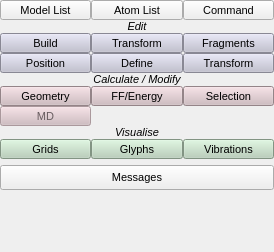
Qt form branches/nugui/src/gui/toolbox.ui (trisyoungs/aten) before a commit.
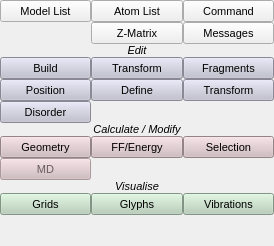
The same form after that commit. Icons and pictures are not drawn.

Commit message: Tweaked layout of ToolBox widget slightly. Made lots of public widget members of AtenForm private, and added associated functions. Added ZMatrix and Disorder buttons to ToolBox widget and tweaked layout, button heights etc. Removed a pile of fluff from GUI files, namely empty destructors and functions. Added Disorder dock widget. Added TProcess class, based on QProcess, to handle execution of external programs more effectively. Changed MOPAC execution to use TProcess.

What changed in the file:
```diff
--- a/branches/nugui/src/gui/toolbox.ui
+++ b/branches/nugui/src/gui/toolbox.ui
@@ -7,11 +7,11 @@
     <x>0</x>
     <y>0</y>
     <width>274</width>
-    <height>252</height>
+    <height>246</height>
    </rect>
   </property>
   <property name="sizePolicy">
-   <sizepolicy hsizetype="Minimum" vsizetype="Minimum">
+   <sizepolicy hsizetype="Minimum" vsizetype="Expanding">
     <horstretch>0</horstretch>
     <verstretch>0</verstretch>
    </sizepolicy>
@@ -19,7 +19,7 @@
   <property name="minimumSize">
    <size>
     <width>274</width>
-    <height>252</height>
+    <height>246</height>
    </size>
   </property>
   <property name="font">
@@ -52,11 +52,17 @@
       <item row="1" column="1">
        <widget class="QToolButton" name="AtomListButton">
         <property name="sizePolicy">
-         <sizepolicy hsizetype="Minimum" vsizetype="Fixed">
+         <sizepolicy hsizetype="Expanding" vsizetype="Fixed">
           <horstretch>0</horstretch>
           <verstretch>0</verstretch>
          </sizepolicy>
         </property>
+        <property name="minimumSize">
+         <size>
+          <width>0</width>
+          <height>22</height>
+         </size>
+        </property>
         <property name="text">
          <string>Atom List</string>
         </property>
@@ -81,11 +87,17 @@
       <item row="1" column="0">
        <widget class="QToolButton" name="ModelListButton">
         <property name="sizePolicy">
-         <sizepolicy hsizetype="Minimum" vsizetype="Fixed">
+         <sizepolicy hsizetype="Expanding" vsizetype="Fixed">
           <horstretch>0</horstretch>
           <verstretch>0</verstretch>
          </sizepolicy>
         </property>
+        <property name="minimumSize">
+         <size>
+          <width>0</width>
+          <height>22</height>
+         </size>
+        </property>
         <property name="text">
          <string>Model List</string>
         </property>
@@ -107,8 +119,8 @@
         </property>
        </widget>
       </item>
-      <item row="3" column="0" colspan="3">
-       <widget class="QLabel" name="label">
+      <item row="4" column="0" colspan="3">
+       <widget class="QLabel" name="EditLabel">
         <property name="font">
          <font>
           <pointsize>8</pointsize>
@@ -125,14 +137,20 @@
         </property>
        </widget>
       </item>
-      <item row="4" column="0">
+      <item row="5" column="0">
        <widget class="QToolButton" name="BuildButton">
         <property name="sizePolicy">
-         <sizepolicy hsizetype="Minimum" vsizetype="Fixed">
+         <sizepolicy hsizetype="Expanding" vsizetype="Fixed">
           <horstretch>0</horstretch>
           <verstretch>0</verstretch>
          </sizepolicy>
         </property>
+        <property name="minimumSize">
+         <size>
+          <width>0</width>
+          <height>22</height>
+         </size>
+        </property>
         <property name="palette">
          <palette>
           <active>
@@ -569,14 +587,20 @@
         </property>
        </widget>
       </item>
-      <item row="5" column="0">
+      <item row="6" column="0">
        <widget class="QToolButton" name="PositionButton">
         <property name="sizePolicy">
-         <sizepolicy hsizetype="Minimum" vsizetype="Fixed">
+         <sizepolicy hsizetype="Expanding" vsizetype="Fixed">
           <horstretch>0</horstretch>
           <verstretch>0</verstretch>
          </sizepolicy>
         </property>
+        <property name="minimumSize">
+         <size>
+          <width>0</width>
+          <height>22</height>
+         </size>
+        </property>
         <property name="palette">
          <palette>
           <active>
@@ -1013,8 +1037,8 @@
         </property>
        </widget>
       </item>
-      <item row="9" column="0" colspan="3">
-       <widget class="QLabel" name="label_3">
+      <item row="11" column="0" colspan="3">
+       <widget class="QLabel" name="VisualiseLabel">
         <property name="font">
          <font>
           <pointsize>8</pointsize>
@@ -1031,14 +1055,20 @@
         </property>
        </widget>
       </item>
-      <item row="10" column="0">
+      <item row="12" column="0">
        <widget class="QToolButton" name="GridsButton">
         <property name="sizePolicy">
-         <sizepolicy hsizetype="Minimum" vsizetype="Fixed">
+         <sizepolicy hsizetype="Expanding" vsizetype="Fixed">
           <horstretch>0</horstretch>
           <verstretch>0</verstretch>
          </sizepolicy>
         </property>
+        <property name="minimumSize">
+         <size>
+          <width>0</width>
+          <height>22</height>
+         </size>
+        </property>
         <property name="palette">
          <palette>
           <active>
@@ -1475,14 +1505,20 @@
         </property>
        </widget>
       </item>
-      <item row="10" column="1">
+      <item row="12" column="1">
        <widget class="QToolButton" name="GlyphsButton">
         <property name="sizePolicy">
-         <sizepolicy hsizetype="Minimum" vsizetype="Fixed">
+         <sizepolicy hsizetype="Expanding" vsizetype="Fixed">
           <horstretch>0</horstretch>
           <verstretch>0</verstretch>
          </sizepolicy>
         </property>
+        <property name="minimumSize">
+         <size>
+          <width>0</width>
+          <height>22</height>
+         </size>
+        </property>
         <property name="palette">
          <palette>
           <active>
@@ -1922,11 +1958,17 @@
       <item row="1" column="2">
        <widget class="QToolButton" name="CommandButton">
         <property name="sizePolicy">
-         <sizepolicy hsizetype="Minimum" vsizetype="Fixed">
+         <sizepolicy hsizetype="Expanding" vsizetype="Fixed">
           <horstretch>0</horstretch>
           <verstretch>0</verstretch>
          </sizepolicy>
         </property>
+        <property name="minimumSize">
+         <size>
+          <width>0</width>
+          <height>22</height>
+         </size>
+        </property>
         <property name="text">
          <string>Command</string>
         </property>
@@ -1948,14 +1990,20 @@
         </property>
        </widget>
       </item>
-      <item row="4" column="2">
+      <item row="5" column="2">
        <widget class="QToolButton" name="FragmentsButton">
         <property name="sizePolicy">
-         <sizepolicy hsizetype="Minimum" vsizetype="Fixed">
+         <sizepolicy hsizetype="Expanding" vsizetype="Fixed">
           <horstretch>0</horstretch>
           <verstretch>0</verstretch>
          </sizepolicy>
         </property>
+        <property name="minimumSize">
+         <size>
+          <width>0</width>
+          <height>22</height>
+         </size>
+        </property>
         <property name="palette">
          <palette>
           <active>
@@ -2392,14 +2440,20 @@
         </property>
        </widget>
       </item>
-      <item row="4" column="1">
+      <item row="5" column="1">
        <widget class="QToolButton" name="TransformButton">
         <property name="sizePolicy">
-         <sizepolicy hsizetype="Minimum" vsizetype="Fixed">
+         <sizepolicy hsizetype="Expanding" vsizetype="Fixed">
           <horstretch>0</horstretch>
           <verstretch>0</verstretch>
          </sizepolicy>
         </property>
+        <property name="minimumSize">
+         <size>
+          <width>0</width>
+          <height>22</height>
+         </size>
+        </property>
         <property name="palette">
          <palette>
           <active>
@@ -2836,14 +2890,20 @@
         </property>
        </widget>
       </item>
-      <item row="5" column="1">
+      <item row="6" column="1">
        <widget class="QToolButton" name="CellDefinitionButton">
         <property name="sizePolicy">
-         <sizepolicy hsizetype="Minimum" vsizetype="Fixed">
+         <sizepolicy hsizetype="Expanding" vsizetype="Fixed">
           <horstretch>0</horstretch>
           <verstretch>0</verstretch>
          </sizepolicy>
         </property>
+        <property name="minimumSize">
+         <size>
+          <width>0</width>
+          <height>22</height>
+         </size>
+        </property>
         <property name="palette">
          <palette>
           <active>
@@ -3280,14 +3340,20 @@
         </property>
        </widget>
       </item>
-      <item row="5" column="2">
+      <item row="6" column="2">
        <widget class="QToolButton" name="CellTransformButton">
         <property name="sizePolicy">
-         <sizepolicy hsizetype="Minimum" vsizetype="Fixed">
+         <sizepolicy hsizetype="Expanding" vsizetype="Fixed">
           <horstretch>0</horstretch>
           <verstretch>0</verstretch>
          </sizepolicy>
         </property>
+        <property name="minimumSize">
+         <size>
+          <width>0</width>
+          <height>22</height>
+         </size>
+        </property>
         <property name="palette">
          <palette>
           <active>
@@ -3724,14 +3790,20 @@
         </property>
        </widget>
       </item>
-      <item row="10" column="2">
+      <item row="12" column="2">
        <widget class="QToolButton" name="VibrationsButton">
         <property name="sizePolicy">
-         <sizepolicy hsizetype="Minimum" vsizetype="Fixed">
+         <sizepolicy hsizetype="Expanding" vsizetype="Fixed">
           <horstretch>0</horstretch>
           <verstretch>0</verstretch>
          </sizepolicy>
         </property>
+        <property name="minimumSize">
+         <size>
+          <width>0</width>
+          <height>22</height>
+         </size>
+        </property>
         <property name="palette">
          <palette>
           <active>
@@ -4168,8 +4240,8 @@
         </property>
        </widget>
       </item>
-      <item row="6" column="0" colspan="3">
-       <widget class="QLabel" name="label_4">
+      <item row="8" column="0" colspan="3">
+       <widget class="QLabel" name="CalcModifyLabel">
         <property name="font">
          <font>
           <pointsize>8</pointsize>
@@ -4186,14 +4258,20 @@
         </property>
        </widget>
       </item>
-      <item row="7" column="0">
+      <item row="9" column="0">
        <widget class="QToolButton" name="GeometryButton">
         <property name="sizePolicy">
-         <sizepolicy hsizetype="Minimum" vsizetype="Fixed">
+         <sizepolicy hsizetype="Expanding" vsizetype="Fixed">
           <horstretch>0</horstretch>
           <verstretch>0</verstretch>
          </sizepolicy>
         </property>
+        <property name="minimumSize">
+         <size>
+          <width>0</width>
+          <height>22</height>
+         </size>
+        </property>
         <property name="palette">
          <palette>
           <active>
@@ -4630,14 +4708,20 @@
         </property>
        </widget>
       </item>
-      <item row="7" column="1">
+      <item row="9" column="1">
        <widget class="QToolButton" name="ForcefieldsButton">
         <property name="sizePolicy">
-         <sizepolicy hsizetype="Minimum" vsizetype="Fixed">
+         <sizepolicy hsizetype="Expanding" vsizetype="Fixed">
           <horstretch>0</horstretch>
           <verstretch>0</verstretch>
          </sizepolicy>
         </property>
+        <property name="minimumSize">
+         <size>
+          <width>0</width>
+          <height>22</height>
+         </size>
+        </property>
         <property name="palette">
          <palette>
           <active>
@@ -5074,14 +5158,20 @@
         </property>
        </widget>
       </item>
-      <item row="7" column="2">
+      <item row="9" column="2">
        <widget class="QToolButton" name="SelectButton">
         <property name="sizePolicy">
-         <sizepolicy hsizetype="Minimum" vsizetype="Fixed">
+         <sizepolicy hsizetype="Expanding" vsizetype="Fixed">
           <horstretch>0</horstretch>
           <verstretch>0</verstretch>
          </sizepolicy>
         </property>
+        <property name="minimumSize">
+         <size>
+          <width>0</width>
+          <height>22</height>
+         </size>
+        </property>
         <property name="palette">
          <palette>
           <active>
@@ -5518,17 +5608,23 @@
         </property>
        </widget>
       </item>
-      <item row="8" column="0">
+      <item row="10" column="0">
        <widget class="QToolButton" name="MDButton">
         <property name="enabled">
          <bool>false</bool>
         </property>
         <property name="sizePolicy">
-         <sizepolicy hsizetype="Minimum" vsizetype="Fixed">
+         <sizepolicy hsizetype="Expanding" vsizetype="Fixed">
           <horstretch>0</horstretch>
           <verstretch>0</verstretch>
          </sizepolicy>
         </property>
+        <property name="minimumSize">
+         <size>
+          <width>0</width>
+          <height>22</height>
+         </size>
+        </property>
         <property name="palette">
          <palette>
           <active>
@@ -5965,43 +6061,534 @@
         </property>
        </widget>
       </item>
+      <item row="2" column="1">
+       <widget class="QToolButton" name="ZMatrixButton">
+        <property name="sizePolicy">
+         <sizepolicy hsizetype="Expanding" vsizetype="Fixed">
+          <horstretch>0</horstretch>
+          <verstretch>0</verstretch>
+         </sizepolicy>
+        </property>
+        <property name="minimumSize">
+         <size>
+          <width>0</width>
+          <height>22</height>
+         </size>
+        </property>
+        <property name="text">
+         <string>Z-Matrix</string>
+        </property>
+        <property name="icon">
+         <iconset resource="icons.qrc">
+          <normaloff>:/stackicons/icons/stack_zmatrix.svg</normaloff>:/stackicons/icons/stack_zmatrix.svg</iconset>
+        </property>
+        <property name="iconSize">
+         <size>
+          <width>16</width>
+          <height>16</height>
+         </size>
+        </property>
+        <property name="checkable">
+         <bool>true</bool>
+        </property>
+        <property name="toolButtonStyle">
+         <enum>Qt::ToolButtonTextBesideIcon</enum>
+        </property>
+       </widget>
+      </item>
+      <item row="2" column="2">
+       <widget class="QToolButton" name="MessagesButton">
+        <property name="sizePolicy">
+         <sizepolicy hsizetype="Expanding" vsizetype="Fixed">
+          <horstretch>0</horstretch>
+          <verstretch>0</verstretch>
+         </sizepolicy>
+        </property>
+        <property name="minimumSize">
+         <size>
+          <width>0</width>
+          <height>22</height>
+         </size>
+        </property>
+        <property name="maximumSize">
+         <size>
+          <width>16777215</width>
+          <height>16777215</height>
+         </size>
+        </property>
+        <property name="text">
+         <string>Messages</string>
+        </property>
+        <property name="iconSize">
+         <size>
+          <width>16</width>
+          <height>16</height>
+         </size>
+        </property>
+        <property name="checkable">
+         <bool>true</bool>
+        </property>
+       </widget>
+      </item>
+      <item row="7" column="0">
+       <widget class="QToolButton" name="DisorderButton">
+        <property name="sizePolicy">
+         <sizepolicy hsizetype="Expanding" vsizetype="Fixed">
+          <horstretch>0</horstretch>
+          <verstretch>0</verstretch>
+         </sizepolicy>
+        </property>
+        <property name="minimumSize">
+         <size>
+          <width>0</width>
+          <height>22</height>
+         </size>
+        </property>
+        <property name="palette">
+         <palette>
+          <active>
+           <colorrole role="WindowText">
+            <brush brushstyle="SolidPattern">
+             <color alpha="255">
+              <red>0</red>
+              <green>0</green>
+              <blue>0</blue>
+             </color>
+            </brush>
+           </colorrole>
+           <colorrole role="Button">
+            <brush brushstyle="SolidPattern">
+             <color alpha="255">
+              <red>192</red>
+              <green>191</green>
+              <blue>207</blue>
+             </color>
+            </brush>
+           </colorrole>
+           <colorrole role="Light">
+            <brush brushstyle="SolidPattern">
+             <color alpha="255">
+              <red>255</red>
+              <green>255</green>
+              <blue>255</blue>
+             </color>
+            </brush>
+           </colorrole>
+           <colorrole role="Midlight">
+            <brush brushstyle="SolidPattern">
+             <color alpha="255">
+              <red>223</red>
+              <green>223</green>
+              <blue>231</blue>
+             </color>
+            </brush>
+           </colorrole>
+           <colorrole role="Dark">
+            <brush brushstyle="SolidPattern">
+             <color alpha="255">
+              <red>96</red>
+              <green>95</green>
+              <blue>103</blue>
+             </color>
+            </brush>
+           </colorrole>
+           <colorrole role="Mid">
+            <brush brushstyle="SolidPattern">
+             <color alpha="255">
+              <red>128</red>
+              <green>127</green>
+              <blue>138</blue>
+             </color>
+            </brush>
+           </colorrole>
+           <colorrole role="Text">
+            <brush brushstyle="SolidPattern">
+             <color alpha="255">
+              <red>0</red>
+              <green>0</green>
+              <blue>0</blue>
+             </color>
+            </brush>
+           </colorrole>
+           <colorrole role="BrightText">
+            <brush brushstyle="SolidPattern">
+             <color alpha="255">
+              <red>255</red>
+              <green>255</green>
+              <blue>255</blue>
+             </color>
+            </brush>
+           </colorrole>
+           <colorrole role="ButtonText">
+            <brush brushstyle="SolidPattern">
+             <color alpha="255">
+              <red>0</red>
+              <green>0</green>
+              <blue>0</blue>
+             </color>
+            </brush>
+           </colorrole>
+           <colorrole role="Base">
+            <brush brushstyle="SolidPattern">
+             <color alpha="255">
+              <red>255</red>
+              <green>255</green>
+              <blue>255</blue>
+             </color>
+            </brush>
+           </colorrole>
+           <colorrole role="Window">
+            <brush brushstyle="SolidPattern">
+             <color alpha="255">
+              <red>192</red>
+              <green>191</green>
+              <blue>207</blue>
+             </color>
+            </brush>
+           </colorrole>
+           <colorrole role="Shadow">
+            <brush brushstyle="SolidPattern">
+             <color alpha="255">
+              <red>0</red>
+              <green>0</green>
+              <blue>0</blue>
+             </color>
+            </brush>
+           </colorrole>
+           <colorrole role="AlternateBase">
+            <brush brushstyle="SolidPattern">
+             <color alpha="255">
+              <red>223</red>
+              <green>223</green>
+              <blue>231</blue>
+             </color>
+            </brush>
+           </colorrole>
+           <colorrole role="ToolTipBase">
+            <brush brushstyle="SolidPattern">
+             <color alpha="255">
+              <red>255</red>
+              <green>255</green>
+              <blue>220</blue>
+             </color>
+            </brush>
+           </colorrole>
+           <colorrole role="ToolTipText">
+            <brush brushstyle="SolidPattern">
+             <color alpha="255">
+              <red>0</red>
+              <green>0</green>
+              <blue>0</blue>
+             </color>
+            </brush>
+           </colorrole>
+          </active>
+          <inactive>
+           <colorrole role="WindowText">
+            <brush brushstyle="SolidPattern">
+             <color alpha="255">
+              <red>0</red>
+              <green>0</green>
+              <blue>0</blue>
+             </color>
+            </brush>
+           </colorrole>
+           <colorrole role="Button">
+            <brush brushstyle="SolidPattern">
+             <color alpha="255">
+              <red>192</red>
+              <green>191</green>
+              <blue>207</blue>
+             </color>
+            </brush>
+           </colorrole>
+           <colorrole role="Light">
+            <brush brushstyle="SolidPattern">
+             <color alpha="255">
+              <red>255</red>
+              <green>255</green>
+              <blue>255</blue>
+             </color>
+            </brush>
+           </colorrole>
+           <colorrole role="Midlight">
+            <brush brushstyle="SolidPattern">
+             <color alpha="255">
+              <red>223</red>
+              <green>223</green>
+              <blue>231</blue>
+             </color>
+            </brush>
+           </colorrole>
+           <colorrole role="Dark">
+            <brush brushstyle="SolidPattern">
+             <color alpha="255">
+              <red>96</red>
+              <green>95</green>
+              <blue>103</blue>
+             </color>
+            </brush>
+           </colorrole>
+           <colorrole role="Mid">
+            <brush brushstyle="SolidPattern">
+             <color alpha="255">
+              <red>128</red>
+              <green>127</green>
+              <blue>138</blue>
+             </color>
+            </brush>
+           </colorrole>
+           <colorrole role="Text">
+            <brush brushstyle="SolidPattern">
+             <color alpha="255">
+              <red>0</red>
+              <green>0</green>
+              <blue>0</blue>
+             </color>
+            </brush>
+           </colorrole>
+           <colorrole role="BrightText">
+            <brush brushstyle="SolidPattern">
+             <color alpha="255">
+              <red>255</red>
+              <green>255</green>
+              <blue>255</blue>
+             </color>
+            </brush>
+           </colorrole>
+           <colorrole role="ButtonText">
+            <brush brushstyle="SolidPattern">
+             <color alpha="255">
+              <red>0</red>
+              <green>0</green>
+              <blue>0</blue>
+             </color>
+            </brush>
+           </colorrole>
+           <colorrole role="Base">
+            <brush brushstyle="SolidPattern">
+             <color alpha="255">
+              <red>255</red>
+              <green>255</green>
+              <blue>255</blue>
+             </color>
+            </brush>
+           </colorrole>
+           <colorrole role="Window">
+            <brush brushstyle="SolidPattern">
+             <color alpha="255">
+              <red>192</red>
+              <green>191</green>
+              <blue>207</blue>
+             </color>
+            </brush>
+           </colorrole>
+           <colorrole role="Shadow">
+            <brush brushstyle="SolidPattern">
+             <color alpha="255">
+              <red>0</red>
+              <green>0</green>
+              <blue>0</blue>
+             </color>
+            </brush>
+           </colorrole>
+           <colorrole role="AlternateBase">
+            <brush brushstyle="SolidPattern">
+             <color alpha="255">
+              <red>223</red>
+              <green>223</green>
+              <blue>231</blue>
+             </color>
+            </brush>
+           </colorrole>
+           <colorrole role="ToolTipBase">
+            <brush brushstyle="SolidPattern">
+             <color alpha="255">
+              <red>255</red>
+              <green>255</green>
+              <blue>220</blue>
+             </color>
+            </brush>
+           </colorrole>
+           <colorrole role="ToolTipText">
+            <brush brushstyle="SolidPattern">
+             <color alpha="255">
+              <red>0</red>
+              <green>0</green>
+              <blue>0</blue>
+             </color>
+            </brush>
+           </colorrole>
+          </inactive>
+          <disabled>
+           <colorrole role="WindowText">
+            <brush brushstyle="SolidPattern">
+             <color alpha="255">
+              <red>96</red>
+              <green>95</green>
+              <blue>103</blue>
+             </color>
+            </brush>
+           </colorrole>
+           <colorrole role="Button">
+            <brush brushstyle="SolidPattern">
+             <color alpha="255">
+              <red>192</red>
+              <green>191</green>
+              <blue>207</blue>
+             </color>
+            </brush>
+           </colorrole>
+           <colorrole role="Light">
+            <brush brushstyle="SolidPattern">
+             <color alpha="255">
+              <red>255</red>
+              <green>255</green>
+              <blue>255</blue>
+             </color>
+            </brush>
+           </colorrole>
+           <colorrole role="Midlight">
+            <brush brushstyle="SolidPattern">
+             <color alpha="255">
+              <red>223</red>
+              <green>223</green>
+              <blue>231</blue>
+             </color>
+            </brush>
+           </colorrole>
+           <colorrole role="Dark">
+            <brush brushstyle="SolidPattern">
+             <color alpha="255">
+              <red>96</red>
+              <green>95</green>
+              <blue>103</blue>
+             </color>
+            </brush>
+           </colorrole>
+           <colorrole role="Mid">
+            <brush brushstyle="SolidPattern">
+             <color alpha="255">
+              <red>128</red>
+              <green>127</green>
+              <blue>138</blue>
+             </color>
+            </brush>
+           </colorrole>
+           <colorrole role="Text">
+            <brush brushstyle="SolidPattern">
+             <color alpha="255">
+              <red>96</red>
+              <green>95</green>
+              <blue>103</blue>
+             </color>
+            </brush>
+           </colorrole>
+           <colorrole role="BrightText">
+            <brush brushstyle="SolidPattern">
+             <color alpha="255">
+              <red>255</red>
+              <green>255</green>
+              <blue>255</blue>
+             </color>
+            </brush>
+           </colorrole>
+           <colorrole role="ButtonText">
+            <brush brushstyle="SolidPattern">
+             <color alpha="255">
+              <red>96</red>
+              <green>95</green>
+              <blue>103</blue>
+             </color>
+            </brush>
+           </colorrole>
+           <colorrole role="Base">
+            <brush brushstyle="SolidPattern">
+             <color alpha="255">
+              <red>192</red>
+              <green>191</green>
+              <blue>207</blue>
+             </color>
+            </brush>
+           </colorrole>
+           <colorrole role="Window">
+            <brush brushstyle="SolidPattern">
+             <color alpha="255">
+              <red>192</red>
+              <green>191</green>
+              <blue>207</blue>
+             </color>
+            </brush>
+           </colorrole>
+           <colorrole role="Shadow">
+            <brush brushstyle="SolidPattern">
+             <color alpha="255">
+              <red>0</red>
+              <green>0</green>
+              <blue>0</blue>
+             </color>
+            </brush>
+           </colorrole>
+           <colorrole role="AlternateBase">
+            <brush brushstyle="SolidPattern">
+             <color alpha="255">
+              <red>192</red>
+              <green>191</green>
+              <blue>207</blue>
+             </color>
+            </brush>
+           </colorrole>
+           <colorrole role="ToolTipBase">
+            <brush brushstyle="SolidPattern">
+             <color alpha="255">
+              <red>255</red>
+              <green>255</green>
+              <blue>220</blue>
+             </color>
+            </brush>
+           </colorrole>
+           <colorrole role="ToolTipText">
+            <brush brushstyle="SolidPattern">
+             <color alpha="255">
+              <red>0</red>
+              <green>0</green>
+              <blue>0</blue>
+             </color>
+            </brush>
+           </colorrole>
+          </disabled>
+         </palette>
+        </property>
+        <property name="text">
+         <string>Disorder</string>
+        </property>
+        <property name="icon">
+         <iconset resource="icons.qrc">
+          <normaloff>:/stackicons/icons/stack_disorder.svg</normaloff>:/stackicons/icons/stack_disorder.svg</iconset>
+        </property>
+        <property name="iconSize">
+         <size>
+          <width>16</width>
+          <height>16</height>
+         </size>
+        </property>
+        <property name="checkable">
+         <bool>true</bool>
+        </property>
+        <property name="toolButtonStyle">
+         <enum>Qt::ToolButtonTextBesideIcon</enum>
+        </property>
+       </widget>
+      </item>
      </layout>
     </item>
-    <item>
-     <widget class="QToolButton" name="MessagesButton">
-      <property name="sizePolicy">
-       <sizepolicy hsizetype="Expanding" vsizetype="Fixed">
-        <horstretch>0</horstretch>
-        <verstretch>25</verstretch>
-       </sizepolicy>
-      </property>
-      <property name="minimumSize">
-       <size>
-        <width>0</width>
-        <height>25</height>
-       </size>
-      </property>
-      <property name="maximumSize">
-       <size>
-        <width>16777215</width>
-        <height>25</height>
-       </size>
-      </property>
-      <property name="text">
-       <string>Messages</string>
-      </property>
-      <property name="checkable">
-       <bool>true</bool>
-      </property>
-     </widget>
-    </item>
     <item>
      <spacer name="verticalSpacer">
       <property name="orientation">
        <enum>Qt::Vertical</enum>
       </property>
       <property name="sizeType">
-       <enum>QSizePolicy::MinimumExpanding</enum>
+       <enum>QSizePolicy::Expanding</enum>
       </property>
       <property name="sizeHint" stdset="0">
        <size>
```
The commit also changes 79 other files.
